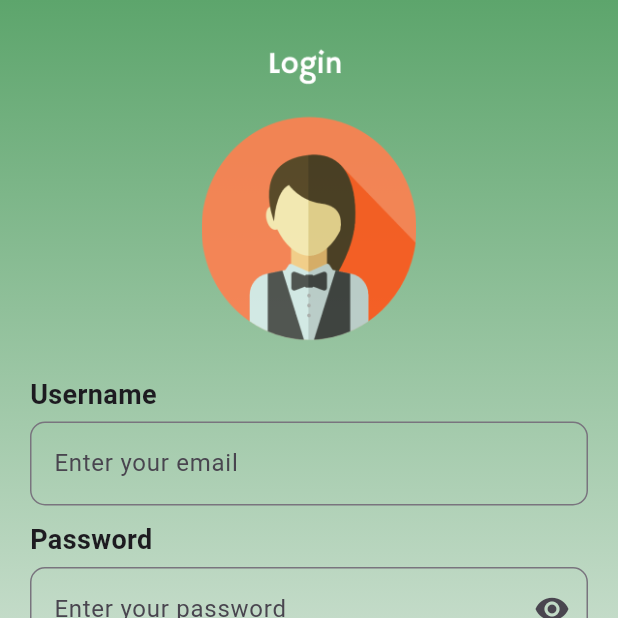
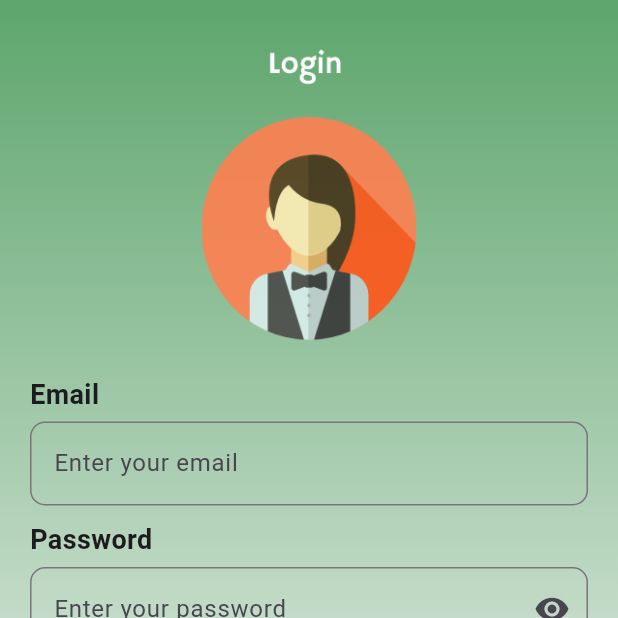
Before and after one commit to Saepul-alam/mystock, a Flutter app: the screen it shows after launch, on a phone screen of 412 x 824 dp, the top half of it. Run offline on Flutter 3.47's test engine with Material 3 defaults, Android fonts, the phone set to English and light mode, and no system bars; our stand-ins replace cloud_firestore, firebase_auth, firebase_core, get, get_storage; accounts and stored records are empty.

Commit message:
fix ux login, penjualan, stok

```diff
--- a/lib/app/modules/login/views/login_view.dart
+++ b/lib/app/modules/login/views/login_view.dart
@@ -20,17 +20,13 @@ class _LoginViewState extends State<LoginView> {
     });
   }
 
-// class LoginView extends GetView<LoginController> {
-//   const LoginView({super.key});
-
   @override
-
   Widget build(BuildContext context) {
     return Scaffold(
       body: Container(
         width: MediaQuery.of(context).size.width,
         height: MediaQuery.of(context).size.height,
-        decoration: BoxDecoration(
+        decoration: const BoxDecoration(
           gradient: LinearGradient(
             begin: Alignment.topCenter,
             end: Alignment.bottomCenter,
@@ -39,41 +35,30 @@ class _LoginViewState extends State<LoginView> {
         ),
         child: Center(
           child: Padding(
-            padding: EdgeInsets.all(10),
+            padding: const EdgeInsets.all(10),
             child: ListView(
               children: [
-                SizedBox(height: 20),
+                const SizedBox(height: 20),
                 Image.asset(
                   'assets/images/iconlogin.png',
                   height: 200,
                   width: 200,
                 ),
-                // Container(
-                //   alignment: Alignment.center,
-                //   padding: EdgeInsets.all(10),
-                //   child: const Text(
-                //     'Flutter Login Page',
-                //     style: TextStyle(
-                //         color: Colors.indigo,
-                //         fontWeight: FontWeight.w500,
-                //         fontSize: 30),
-                //   ),
-                // ),
-                SizedBox(height: 10),
+                const SizedBox(height: 10),
                 Container(
                   width: 300,
                   padding: const EdgeInsets.fromLTRB(10, 10, 10, 0),
                   child: Column(
                     crossAxisAlignment: CrossAxisAlignment.start,
                     children: [
-                      Text(
-                        'Username',
+                      const Text(
+                        'Email',
                         style: TextStyle(
                           fontWeight: FontWeight.bold,
                           fontSize: 18,
                         ),
                       ),
-                      SizedBox(height: 5),
+                      const SizedBox(height: 5),
                       TextField(
                         controller: controller.emailController,
                         decoration: InputDecoration(
@@ -86,21 +71,21 @@ class _LoginViewState extends State<LoginView> {
                     ],
                   ),
                 ),
-                SizedBox(height: 10),
+                const SizedBox(height: 10),
                 Container(
                   width: 300,
                   padding: const EdgeInsets.fromLTRB(10, 0, 10, 0),
                   child: Column(
                     crossAxisAlignment: CrossAxisAlignment.start,
                     children: [
-                      Text(
+                      const Text(
                         'Password',
                         style: TextStyle(
                           fontWeight: FontWeight.bold,
                           fontSize: 18,
                         ),
                       ),
-                      SizedBox(height: 5),
+                      const SizedBox(height: 5),
                       TextField(
                         obscureText: _obscureText,
                         controller: controller.passwordController,
@@ -122,14 +107,14 @@ class _LoginViewState extends State<LoginView> {
                     ],
                   ),
                 ),
-                SizedBox(height: 10),
+                const SizedBox(height: 10),
                 Container(
                     height: 50,
-                    padding: EdgeInsets.fromLTRB(10, 0, 10, 0),
+                    padding: const EdgeInsets.fromLTRB(10, 0, 10, 0),
                     child: ElevatedButton(
                       style: ElevatedButton.styleFrom(
                         foregroundColor: Colors.white,
-                        backgroundColor: Color(0xFF478755),
+                        backgroundColor: const Color(0xFF478755),
                         shape: RoundedRectangleBorder(
                           borderRadius: BorderRadius.circular(32.0),
                         ),
@@ -143,7 +128,7 @@ class _LoginViewState extends State<LoginView> {
                   onPressed: () {
                     Get.toNamed(Routes.RESET_PASSWORD);
                   },
-                  child: Text('Forgot Password'),
+                  child: const Text('Forgot Password'),
                 ),
               ],
             ),
--- a/lib/app/modules/sale/controllers/sale_controller.dart
+++ b/lib/app/modules/sale/controllers/sale_controller.dart
@@ -74,7 +74,6 @@ class SaleController extends GetxController {
     var penjualanQuery = await _firestore.collection('penjualan').get();
     var penjualan = penjualanQuery.docs;
     num totalHarga = 0;
-    int isValidTotal = 0;
 
     for (int i = 0; i < penjualan.length; i++) {
       totalHarga = totalHarga + penjualan[i]['total_harga_barang'];
```
